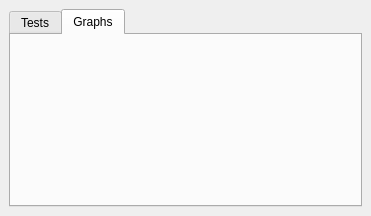
DanielZorin/DataCenters, file DCGUI/Windows/TestsWindow.ui: the form before one commit.
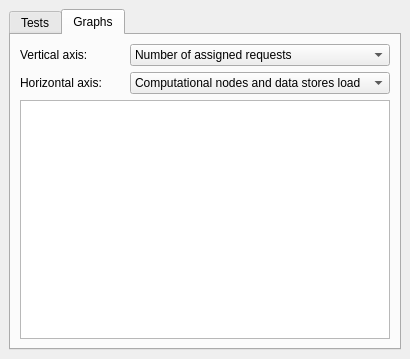
The form after the commit. The open tabs and pages were chosen to show the change. Icons and pictures are not drawn.

Diff of the .ui file:
```diff
--- a/DCGUI/Windows/TestsWindow.ui
+++ b/DCGUI/Windows/TestsWindow.ui
@@ -9,8 +9,8 @@
    <rect>
     <x>0</x>
     <y>0</y>
-    <width>371</width>
-    <height>216</height>
+    <width>410</width>
+    <height>359</height>
    </rect>
   </property>
   <property name="windowTitle">
@@ -182,6 +182,74 @@
        <attribute name="title">
         <string>Graphs</string>
        </attribute>
+       <layout class="QGridLayout" name="gridLayout_3">
+        <item row="0" column="0">
+         <layout class="QVBoxLayout" name="verticalLayout_5">
+          <item>
+           <layout class="QHBoxLayout" name="horizontalLayout_3">
+            <item>
+             <layout class="QVBoxLayout" name="verticalLayout_4">
+              <item>
+               <widget class="QLabel" name="label">
+                <property name="text">
+                 <string>Vertical axis:</string>
+                </property>
+               </widget>
+              </item>
+              <item>
+               <widget class="QLabel" name="label_3">
+                <property name="text">
+                 <string>Horizontal axis:</string>
+                </property>
+               </widget>
+              </item>
+             </layout>
+            </item>
+            <item>
+             <layout class="QVBoxLayout" name="verticalLayout_3">
+              <item>
+               <widget class="QComboBox" name="vertical">
+                <item>
+                 <property name="text">
+                  <string>Number of assigned requests</string>
+                 </property>
+                </item>
+                <item>
+                 <property name="text">
+                  <string>Number of replications</string>
+                 </property>
+                </item>
+               </widget>
+              </item>
+              <item>
+               <widget class="QComboBox" name="horizontal">
+                <item>
+                 <property name="text">
+                  <string>Computational nodes and data stores load</string>
+                 </property>
+                </item>
+                <item>
+                 <property name="text">
+                  <string>Computational nodes load</string>
+                 </property>
+                </item>
+                <item>
+                 <property name="text">
+                  <string>Data stores load</string>
+                 </property>
+                </item>
+               </widget>
+              </item>
+             </layout>
+            </item>
+           </layout>
+          </item>
+          <item>
+           <widget class="QGraphicsView" name="graph"/>
+          </item>
+         </layout>
+        </item>
+       </layout>
       </widget>
      </widget>
     </item>
```
Left out of the diff: 13 changed lines with no effect on the pictures.
